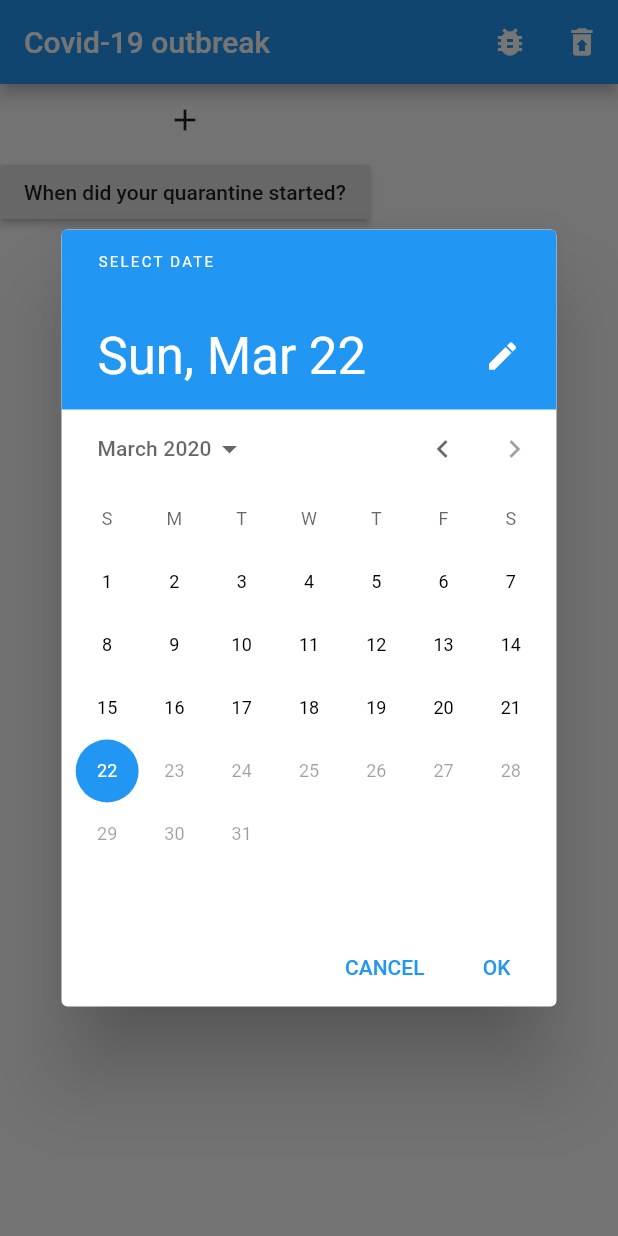
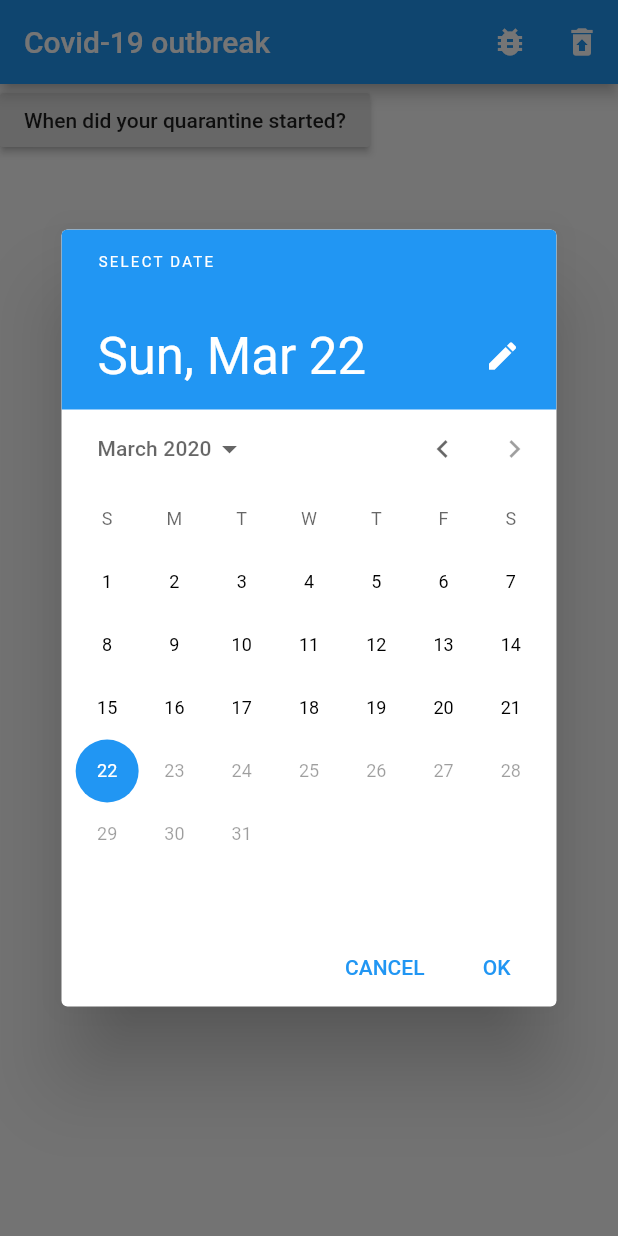
Before and after one commit to vinql/QuarantineCounter, a Flutter app: the screen it shows after launch, after a tap on "When did your quarantine started?", on a phone screen of 412 x 824 dp. Run offline on Flutter 3.47's test engine with Material 2 defaults, Android fonts, the phone set to English and light mode, and no system bars.

Commit message:
Corrected add button

```diff
--- a/lib/main.dart
+++ b/lib/main.dart
@@ -67,14 +67,6 @@ class _HomePageState extends State<HomePage> {
         ),
         body: Column(
           children: <Widget>[
-            IconButton(
-              icon: Icon(Icons.add),
-              onPressed: () => Navigator.push(
-                      context,
-                      MaterialPageRoute(
-                          builder: (context) => NewEntryPage(_listOfEntries)))
-                  .then((value) => setState(() => null)),
-            ),
             FutureBuilder(
                 future: helper.readData(),
                 builder: (context, snapshot) {
@@ -118,7 +110,16 @@ class _HomePageState extends State<HomePage> {
             },
             child: Text("When did your quarantine started?"),
           )
-        : ListView.builder(
+        : Column(children: <Widget>[
+          IconButton(
+              icon: Icon(Icons.add),
+              onPressed: () => Navigator.push(
+                      context,
+                      MaterialPageRoute(
+                          builder: (context) => NewEntryPage(_listOfEntries)))
+                  .then((value) => setState(() => null)),
+            ),
+            ListView.builder(
                 shrinkWrap: true,
                 itemCount: _listOfEntries.length,
                 reverse: true,
@@ -131,7 +132,8 @@ class _HomePageState extends State<HomePage> {
 
                   int timespan = ((date.microsecondsSinceEpoch -
                               DateTime.fromMicrosecondsSinceEpoch(int.parse(
-                                  _listOfEntries[0]["timestamp"].toString()))
+                                      _listOfEntries[0]["timestamp"]
+                                          .toString()))
                                   .microsecondsSinceEpoch) /
                           8.64e10)
                       .floor();
@@ -141,7 +143,8 @@ class _HomePageState extends State<HomePage> {
                     ),
                     child: Text(_listOfEntries[index].toString()),
                   );
-            });
+                })
+          ]);
   }
 
   String _getDayCountAsString(int index) {
```
Lines whose indentation alone changed are shown as unchanged.
